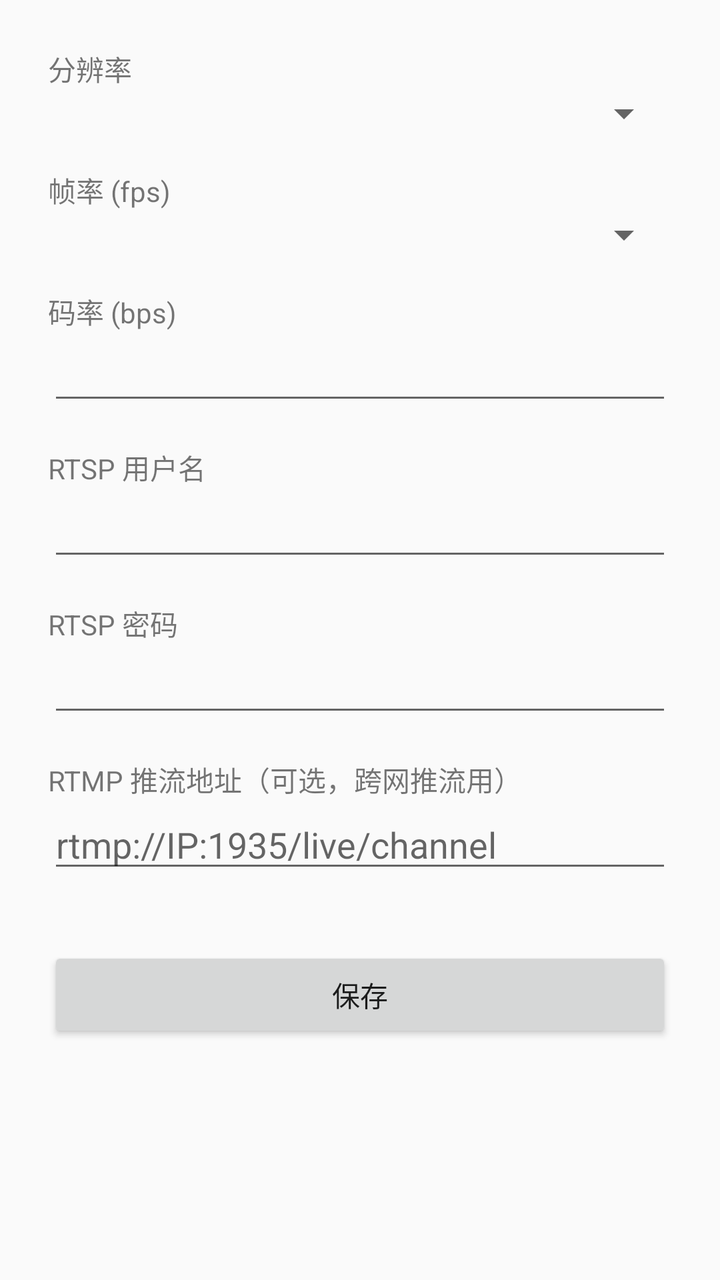
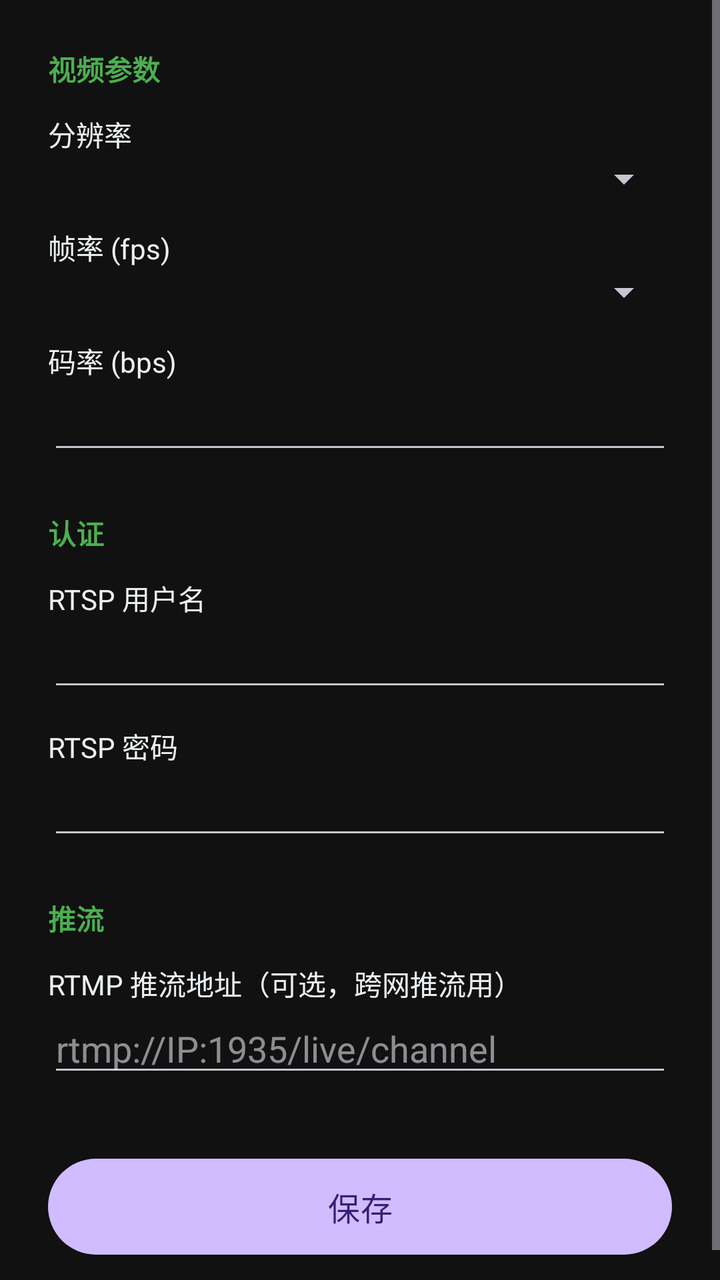

The first picture is an Android layout as it rendered before a commit; the second is the same layout after the commit. The layout source and the unified diff follow.
<!-- AndroidManifest.xml: application theme Theme.IPCam -->
<!-- res/layout/activity_config.xml -->
<?xml version="1.0" encoding="utf-8"?>
<ScrollView xmlns:android="http://schemas.android.com/apk/res/android"
    android:layout_width="match_parent"
    android:layout_height="match_parent">

    <LinearLayout
        android:layout_width="match_parent"
        android:layout_height="wrap_content"
        android:orientation="vertical"
        android:padding="24dp">

        <TextView
            android:layout_width="wrap_content"
            android:layout_height="wrap_content"
            android:text="分辨率" />
        <Spinner
            android:id="@+id/spResolution"
            android:layout_width="match_parent"
            android:layout_height="wrap_content" />

        <TextView
            android:layout_width="wrap_content"
            android:layout_height="wrap_content"
            android:layout_marginTop="16dp"
            android:text="帧率 (fps)" />
        <Spinner
            android:id="@+id/spFps"
            android:layout_width="match_parent"
            android:layout_height="wrap_content" />

        <TextView
            android:layout_width="wrap_content"
            android:layout_height="wrap_content"
            android:layout_marginTop="16dp"
            android:text="码率 (bps)" />
        <EditText
            android:id="@+id/etBitrate"
            android:layout_width="match_parent"
            android:layout_height="wrap_content"
            android:inputType="number" />

        <TextView
            android:layout_width="wrap_content"
            android:layout_height="wrap_content"
            android:layout_marginTop="16dp"
            android:text="RTSP 用户名" />
        <EditText
            android:id="@+id/etUsername"
            android:layout_width="match_parent"
            android:layout_height="wrap_content"
            android:inputType="text" />

        <TextView
            android:layout_width="wrap_content"
            android:layout_height="wrap_content"
            android:layout_marginTop="16dp"
            android:text="RTSP 密码" />
        <EditText
            android:id="@+id/etPassword"
            android:layout_width="match_parent"
            android:layout_height="wrap_content"
            android:inputType="textPassword" />

        <TextView
            android:layout_width="wrap_content"
            android:layout_height="wrap_content"
            android:layout_marginTop="16dp"
            android:text="RTMP 推流地址（可选，跨网推流用）" />
        <EditText
            android:id="@+id/etRtmp"
            android:layout_width="match_parent"
            android:layout_height="wrap_content"
            android:inputType="textUri"
            android:hint="rtmp://IP:1935/live/channel" />

        <Button
            android:id="@+id/btnSave"
            android:layout_width="match_parent"
            android:layout_height="wrap_content"
            android:layout_marginTop="32dp"
            android:text="保存" />
    </LinearLayout>
</ScrollView>
<!-- resources referenced by this layout -->
<resources>
  <style name="Theme.IPCam" parent="Theme.AppCompat.DayNight.NoActionBar" />
</resources>

<!-- the commit's change to res/layout/activity_config.xml (unified diff, before → after) -->
@@ -1,7 +1,9 @@
 <?xml version="1.0" encoding="utf-8"?>
 <ScrollView xmlns:android="http://schemas.android.com/apk/res/android"
+    xmlns:app="http://schemas.android.com/apk/res-auto"
     android:layout_width="match_parent"
-    android:layout_height="match_parent">
+    android:layout_height="match_parent"
+    android:background="#111111">
 
     <LinearLayout
         android:layout_width="match_parent"
@@ -12,7 +14,17 @@
         <TextView
             android:layout_width="wrap_content"
             android:layout_height="wrap_content"
-            android:text="分辨率" />
+            android:text="视频参数"
+            android:textColor="#4CAF50"
+            android:textSize="14sp"
+            android:textStyle="bold" />
+
+        <TextView
+            android:layout_width="wrap_content"
+            android:layout_height="wrap_content"
+            android:layout_marginTop="12dp"
+            android:text="分辨率"
+            android:textColor="#ECEFF1" />
         <Spinner
             android:id="@+id/spResolution"
             android:layout_width="match_parent"
@@ -21,8 +33,9 @@
         <TextView
             android:layout_width="wrap_content"
             android:layout_height="wrap_content"
-            android:layout_marginTop="16dp"
-            android:text="帧率 (fps)" />
+            android:layout_marginTop="12dp"
+            android:text="帧率 (fps)"
+            android:textColor="#ECEFF1" />
         <Spinner
             android:id="@+id/spFps"
             android:layout_width="match_parent"
@@ -31,53 +44,81 @@
         <TextView
             android:layout_width="wrap_content"
             android:layout_height="wrap_content"
-            android:layout_marginTop="16dp"
-            android:text="码率 (bps)" />
+            android:layout_marginTop="12dp"
+            android:text="码率 (bps)"
+            android:textColor="#ECEFF1" />
         <EditText
             android:id="@+id/etBitrate"
             android:layout_width="match_parent"
             android:layout_height="wrap_content"
-            android:inputType="number" />
+            android:inputType="number"
+            android:textColor="#ECEFF1" />
 
         <TextView
             android:layout_width="wrap_content"
             android:layout_height="wrap_content"
-            android:layout_marginTop="16dp"
-            android:text="RTSP 用户名" />
+            android:layout_marginTop="24dp"
+            android:text="认证"
+            android:textColor="#4CAF50"
+            android:textSize="14sp"
+            android:textStyle="bold" />
+
+        <TextView
+            android:layout_width="wrap_content"
+            android:layout_height="wrap_content"
+            android:layout_marginTop="12dp"
+            android:text="RTSP 用户名"
+            android:textColor="#ECEFF1" />
         <EditText
             android:id="@+id/etUsername"
             android:layout_width="match_parent"
             android:layout_height="wrap_content"
-            android:inputType="text" />
+            android:inputType="text"
+            android:textColor="#ECEFF1" />
 
         <TextView
             android:layout_width="wrap_content"
             android:layout_height="wrap_content"
-            android:layout_marginTop="16dp"
-            android:text="RTSP 密码" />
+            android:layout_marginTop="12dp"
+            android:text="RTSP 密码"
+            android:textColor="#ECEFF1" />
         <EditText
             android:id="@+id/etPassword"
             android:layout_width="match_parent"
             android:layout_height="wrap_content"
-            android:inputType="textPassword" />
+            android:inputType="textPassword"
+            android:textColor="#ECEFF1" />
 
         <TextView
             android:layout_width="wrap_content"
             android:layout_height="wrap_content"
-            android:layout_marginTop="16dp"
-            android:text="RTMP 推流地址（可选，跨网推流用）" />
+            android:layout_marginTop="24dp"
+            android:text="推流"
+            android:textColor="#4CAF50"
+            android:textSize="14sp"
+            android:textStyle="bold" />
+
+        <TextView
+            android:layout_width="wrap_content"
+            android:layout_height="wrap_content"
+            android:layout_marginTop="12dp"
+            android:text="RTMP 推流地址（可选，跨网推流用）"
+            android:textColor="#ECEFF1" />
         <EditText
             android:id="@+id/etRtmp"
             android:layout_width="match_parent"
             android:layout_height="wrap_content"
+            android:hint="rtmp://IP:1935/live/channel"
             android:inputType="textUri"
-            android:hint="rtmp://IP:1935/live/channel" />
+            android:textColor="#ECEFF1" />
 
-        <Button
+        <com.google.android.material.button.MaterialButton
             android:id="@+id/btnSave"
             android:layout_width="match_parent"
-            android:layout_height="wrap_content"
+            android:layout_height="56dp"
             android:layout_marginTop="32dp"
-            android:text="保存" />
+            android:text="保存"
+            android:textSize="16sp"
+            app:cornerRadius="28dp" />
     </LinearLayout>
 </ScrollView>
<!-- resource entries referenced after the edit -->
@@ -1,5 +1,5 @@
 <!-- resources referenced by this layout -->
 <resources>
-  <style name="Theme.IPCam" parent="Theme.AppCompat.DayNight.NoActionBar" />
+  <style name="Theme.IPCam" parent="Theme.Material3.Dark.NoActionBar" />
 </resources>
 
